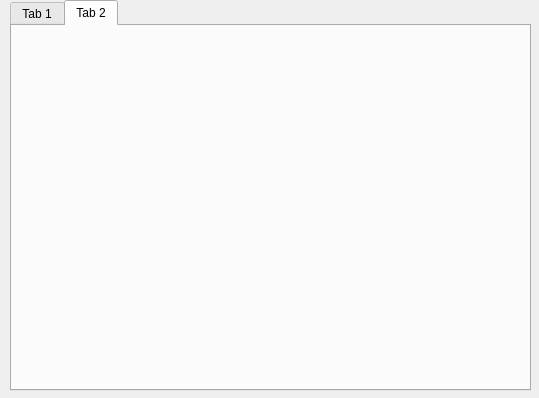
The window that settingswidget.ui (xxnmt/Windows_AI) describes before a commit, drawn with Qt 5.
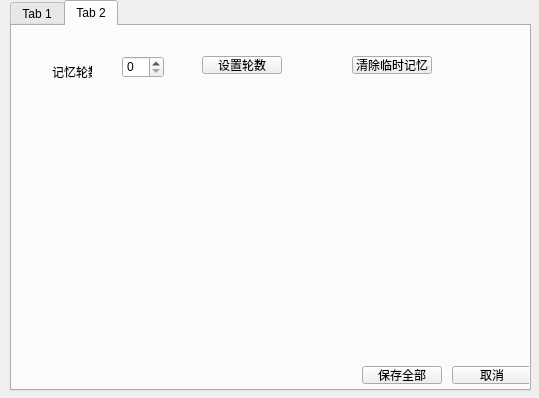
The same window after the commit. The open tabs and pages were chosen to show the change.

Commit message:
feat: 添加对话记忆功能与相关重构 | Add dialogue memory feature and related refactoring
1. 新增MemoryManager类实现基于SQLite的对话历史存储与读取
2. 新增HistoryTurn结构体封装单轮对话数据
3. 重构设置页面按钮命名并新增记忆配置标签页
4. 为LLM服务添加历史上下文支持，实现短期记忆调用
5. 新增获取应用数据目录的接口
6. 调整CMake配置添加QtSql模块与新的源文件
7. 优化信号槽连接逻辑，传递原始回复内容用于记忆保存

Patch:
```diff
--- a/settingswidget.ui
+++ b/settingswidget.ui
@@ -96,6 +96,81 @@
     <attribute name="title">
      <string>Tab 2</string>
     </attribute>
+    <widget class="QSpinBox" name="spinBox">
+     <property name="geometry">
+      <rect>
+       <x>110</x>
+       <y>30</y>
+       <width>42</width>
+       <height>22</height>
+      </rect>
+     </property>
+    </widget>
+    <widget class="QPushButton" name="btn_saveMemoryLength">
+     <property name="geometry">
+      <rect>
+       <x>190</x>
+       <y>30</y>
+       <width>80</width>
+       <height>18</height>
+      </rect>
+     </property>
+     <property name="text">
+      <string>设置轮数</string>
+     </property>
+    </widget>
+    <widget class="QPushButton" name="btn_momorySaveAll">
+     <property name="geometry">
+      <rect>
+       <x>350</x>
+       <y>340</y>
+       <width>80</width>
+       <height>18</height>
+      </rect>
+     </property>
+     <property name="text">
+      <string>保存全部</string>
+     </property>
+    </widget>
+    <widget class="QPushButton" name="btn_memoryQuit">
+     <property name="geometry">
+      <rect>
+       <x>440</x>
+       <y>340</y>
+       <width>80</width>
+       <height>18</height>
+      </rect>
+     </property>
+     <property name="text">
+      <string>取消</string>
+     </property>
+    </widget>
+    <widget class="QLabel" name="label_2">
+     <property name="geometry">
+      <rect>
+       <x>40</x>
+       <y>40</y>
+       <width>40</width>
+       <height>12</height>
+      </rect>
+     </property>
+     <property name="text">
+      <string>记忆轮数</string>
+     </property>
+    </widget>
+    <widget class="QPushButton" name="btn_claenMemory">
+     <property name="geometry">
+      <rect>
+       <x>340</x>
+       <y>30</y>
+       <width>80</width>
+       <height>18</height>
+      </rect>
+     </property>
+     <property name="text">
+      <string>清除临时记忆</string>
+     </property>
+    </widget>
    </widget>
   </widget>
  </widget>
```
Left out of the diff: 6 changed lines with no effect on the pictures. The commit also changes 12 other files.
